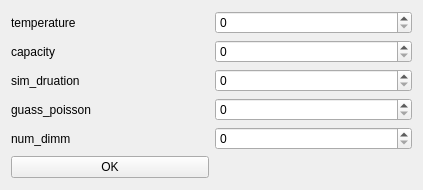
Qt form cs3210/Gui/MemAdjustWig.ui (coolboy/iceditor) before a commit.
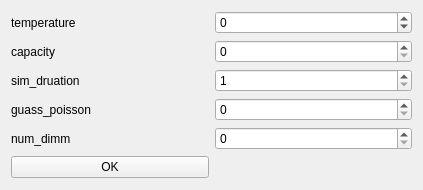
The same form after that commit.

Commit message: capacity  0 - 10000 temperature -50  ~ 200 sim_duration 1 ~ 120

The edit to the form file:
```diff
--- a/cs3210/Gui/MemAdjustWig.ui
+++ b/cs3210/Gui/MemAdjustWig.ui
@@ -23,7 +23,14 @@
     </widget>
    </item>
    <item row="0" column="1">
-    <widget class="QSpinBox" name="tempSB"/>
+    <widget class="QSpinBox" name="tempSB">
+     <property name="minimum">
+      <number>-50</number>
+     </property>
+     <property name="maximum">
+      <number>200</number>
+     </property>
+    </widget>
    </item>
    <item row="1" column="0">
     <widget class="QLabel" name="label_2">
@@ -43,7 +50,14 @@
     </widget>
    </item>
    <item row="2" column="1">
-    <widget class="QSpinBox" name="druationSB"/>
+    <widget class="QSpinBox" name="druationSB">
+     <property name="minimum">
+      <number>1</number>
+     </property>
+     <property name="maximum">
+      <number>120</number>
+     </property>
+    </widget>
    </item>
    <item row="3" column="0">
     <widget class="QLabel" name="label_4">
```
Left out of the diff: 6 changed lines with no effect on the pictures. The commit also changes 1 other file.
